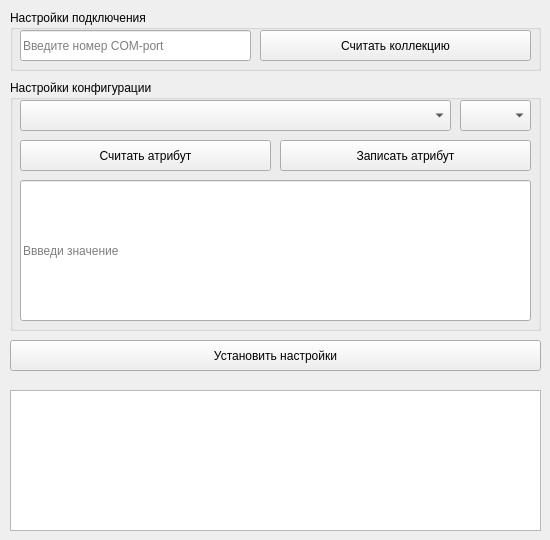
The window that libs/maket.ui (loccupy/Emergency_Configurator) describes before a commit, drawn with Qt 5.
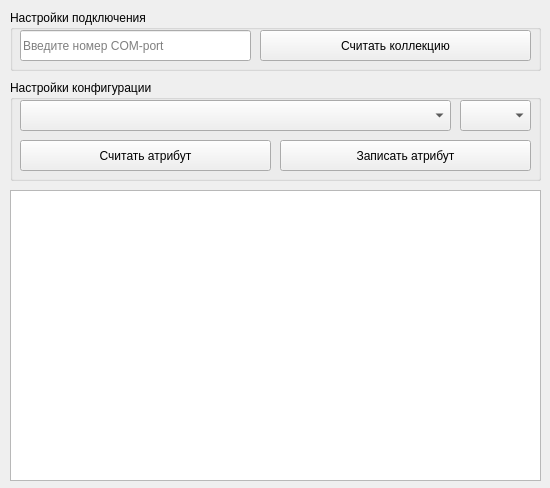
The same window after the commit.

```diff
--- a/libs/maket.ui
+++ b/libs/maket.ui
@@ -7,7 +7,7 @@
     <x>0</x>
     <y>0</y>
     <width>550</width>
-    <height>540</height>
+    <height>488</height>
    </rect>
   </property>
   <property name="minimumSize">
@@ -85,19 +85,6 @@
     </property>
    </widget>
   </widget>
-  <widget class="QPushButton" name="start_button">
-   <property name="geometry">
-    <rect>
-     <x>10</x>
-     <y>340</y>
-     <width>531</width>
-     <height>31</height>
-    </rect>
-   </property>
-   <property name="text">
-    <string>Установить настройки</string>
-   </property>
-  </widget>
   <widget class="QTextEdit" name="textEdit">
    <property name="enabled">
     <bool>true</bool>
@@ -105,9 +92,9 @@
    <property name="geometry">
     <rect>
      <x>10</x>
-     <y>390</y>
+     <y>190</y>
      <width>531</width>
-     <height>141</height>
+     <height>291</height>
     </rect>
    </property>
    <property name="minimumSize">
@@ -132,7 +119,7 @@
      <x>10</x>
      <y>80</y>
      <width>531</width>
-     <height>251</height>
+     <height>101</height>
     </rect>
    </property>
    <property name="title">
@@ -154,34 +141,6 @@
      <number>15</number>
     </property>
    </widget>
-   <widget class="QLineEdit" name="value">
-    <property name="geometry">
-     <rect>
-      <x>10</x>
-      <y>100</y>
-      <width>511</width>
-      <height>141</height>
-     </rect>
-    </property>
-    <property name="text">
-     <string/>
-    </property>
-    <property name="maxLength">
-     <number>1500</number>
-    </property>
-    <property name="alignment">
-     <set>Qt::AlignLeading|Qt::AlignLeft|Qt::AlignVCenter</set>
-    </property>
-    <property name="dragEnabled">
-     <bool>false</bool>
-    </property>
-    <property name="readOnly">
-     <bool>false</bool>
-    </property>
-    <property name="placeholderText">
-     <string>Ввведи значение </string>
-    </property>
-   </widget>
    <widget class="QComboBox" name="attr">
     <property name="geometry">
      <rect>
```
Left out of the diff: 4 changed lines with no effect on the pictures.
